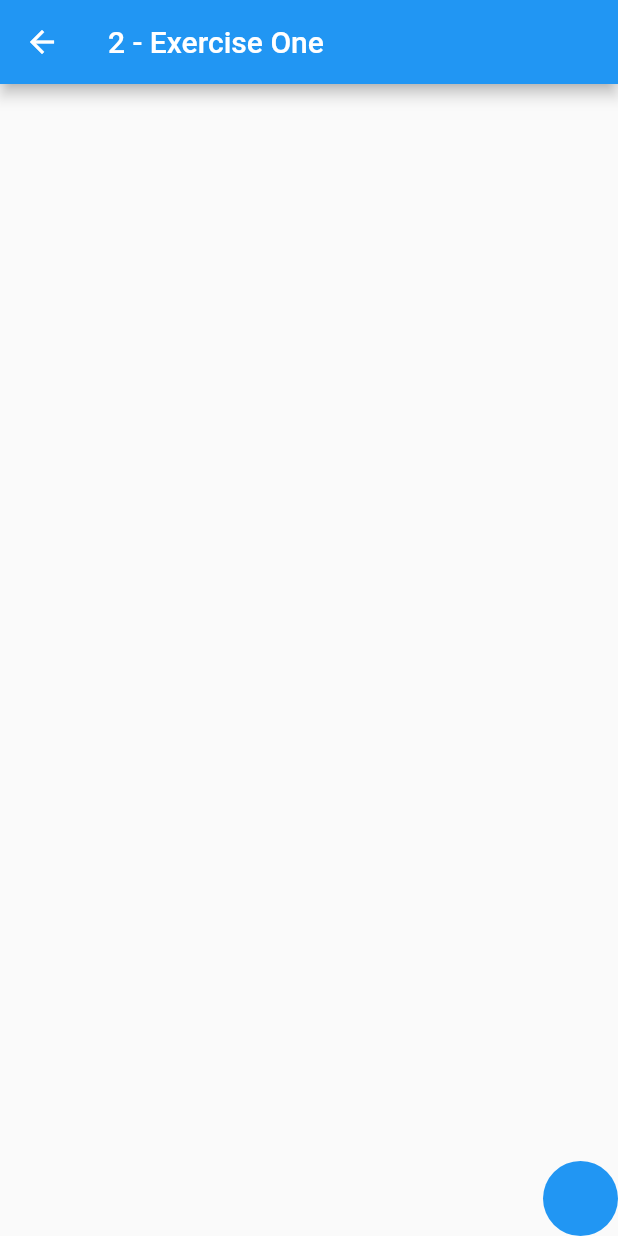
After one commit to enosteteo/controlled_animations, a Flutter app: the screen it shows after launch, after a tap on "2 - Exercise One", on a phone screen of 412 x 824 dp. The commit adds this screen. Run offline on Flutter 3.47's test engine with Material 2 defaults, Android fonts, the light colour scheme and no system bars.

Commit message:
exercicio 1 - animações controladas

```diff
--- a/lib/controlled_animations_page.dart
+++ b/lib/controlled_animations_page.dart
@@ -57,7 +57,8 @@ class _ControlledAnimationsPageState extends State<ControlledAnimationsPage>
                 color: colorAnimation.value,
               ),
             );
-            }),
+          },
+        ),
       ),
     );
   }
--- /dev/null
+++ b/lib/exercise_one_page.dart
@@ -0,0 +1,82 @@
+import 'package:flutter/material.dart';
+
+class ExerciseOnePage extends StatefulWidget {
+  const ExerciseOnePage({Key? key}) : super(key: key);
+
+  @override
+  _ExerciseOnePageState createState() => _ExerciseOnePageState();
+}
+
+class _ExerciseOnePageState extends State<ExerciseOnePage>
+    with TickerProviderStateMixin {
+  late AnimationController controller;
+  late Animation<Size?> sizeAnimation;
+  late Animation<Decoration?> decorationAnimation;
+  late Animation<Alignment?> alignmentAnimation;
+
+  void toggle() {
+    if (controller.value == 0) {
+      controller.forward();
+    } else {
+      controller.reverse();
+    }
+  }
+
+  Duration duration = Duration(seconds: 1);
+
+  @override
+  void initState() {
+    super.initState();
+    controller = AnimationController(vsync: this, duration: duration);
+
+    alignmentAnimation = AlignmentTween(
+      begin: Alignment.bottomRight,
+      end: Alignment.topCenter,
+    ).animate(controller);
+
+    sizeAnimation = SizeTween(
+      begin: Size(50, 50),
+      end: Size(100, 50),
+    ).animate(controller);
+
+    decorationAnimation = DecorationTween(
+      begin: BoxDecoration(
+        color: Colors.blue,
+        borderRadius: BorderRadius.circular(99),
+      ),
+      end: BoxDecoration(
+        color: Colors.black,
+        borderRadius: BorderRadius.circular(0),
+      ),
+    ).animate(controller);
+  }
+
+  @override
+  Widget build(BuildContext context) {
+    return Scaffold(
+      appBar: AppBar(
+        title: Text('2 - Exercise One'),
+      ),
+      body: AnimatedBuilder(
+        animation: controller,
+        builder: (context, child) {
+          return Container(
+            alignment: alignmentAnimation.value,
+            child: AnimatedBuilder(
+                animation: controller,
+                builder: (context, child) {
+                  return GestureDetector(
+                    onTap: () => toggle(),
+                    child: Container(
+                      width: sizeAnimation.value?.width,
+                      height: sizeAnimation.value?.height,
+                      decoration: decorationAnimation.value,
+                    ),
+                  );
+                }),
+          );
+        },
+      ),
+    );
+  }
+}
--- a/lib/main.dart
+++ b/lib/main.dart
@@ -1,4 +1,5 @@
 import 'package:controlled_animations/controlled_animations_page.dart';
+import 'package:controlled_animations/exercise_one_page.dart';
 import 'package:flutter/material.dart';
 
 void main() {
@@ -41,6 +42,10 @@ class _MyHomePageState extends State<MyHomePage> {
             goTo: ControlledAnimationsPage(),
             title: '1 - Controlled Animations',
           ),
+          GoToListTileWidget(
+            goTo: ExerciseOnePage(),
+            title: '2 - Exercise One',
+          ),
         ],
       ),
     );
```
Also changed, not shown: pubspec.lock, 3 other files. Lines whose indentation alone changed are shown as unchanged.
